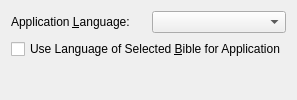
Old version of the form programs/KJVCanOpener/KJVLocaleConfig.ui in the repository dewhisna/KingJamesPureBibleSearch.
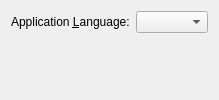
New version of the form.

Diff of the .ui file:
```diff
--- a/programs/KJVCanOpener/KJVLocaleConfig.ui
+++ b/programs/KJVCanOpener/KJVLocaleConfig.ui
@@ -32,8 +32,6 @@
     <number>0</number>
    </property>
    <item row="0" column="0">
-    <layout class="QVBoxLayout" name="verticalLayout">
-     <item>
       <layout class="QHBoxLayout" name="horizontalLayout">
        <item>
         <widget class="QLabel" name="lblLanguage">
@@ -57,15 +55,6 @@
        </item>
       </layout>
      </item>
-     <item>
-      <widget class="QCheckBox" name="checkBoxUseBibleLanguage">
-       <property name="text">
-        <string>Use Language of Selected &amp;Bible for Application</string>
-       </property>
-      </widget>
-     </item>
-    </layout>
-   </item>
    <item row="0" column="1">
     <spacer name="horizontalSpacer">
      <property name="orientation">
```
Left out of the diff: 9 changed lines with no effect on the pictures. Lines whose indentation alone changed are shown as unchanged.
